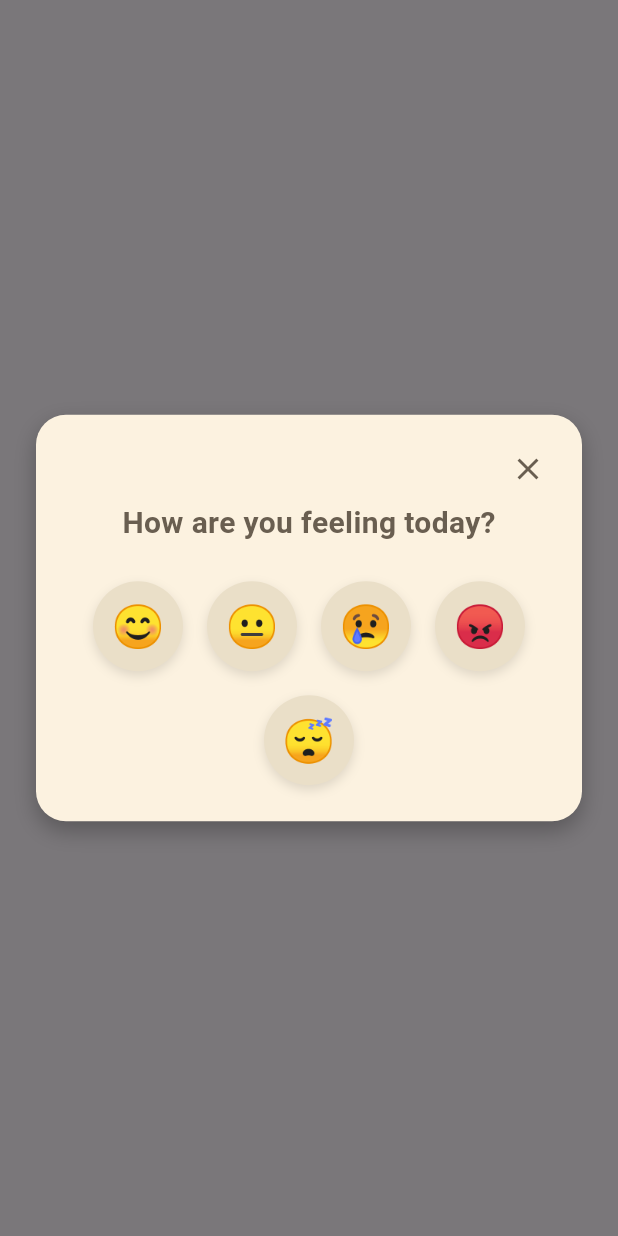
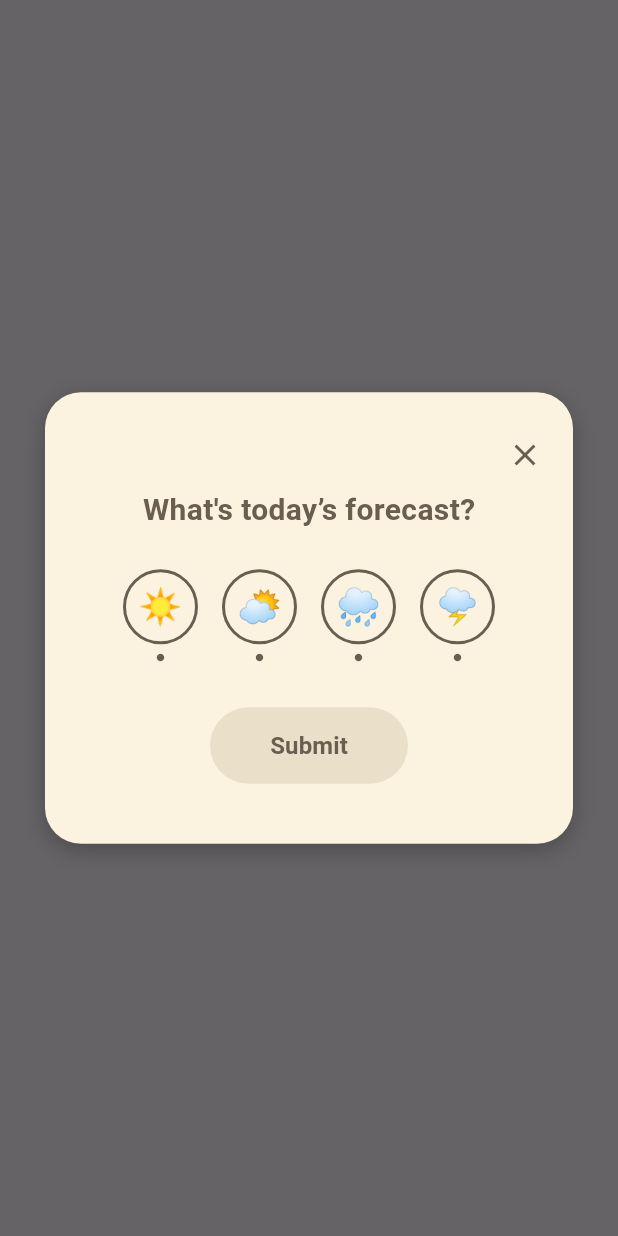
Before and after one commit to alewhi/interactive_journal, a Flutter app: the MoodCheckInPopup widget shown alone on an empty page, opened directly, on a phone screen of 412 x 824 dp. Run offline on Flutter 3.47's test engine with Material 3 defaults, Android fonts, the light colour scheme and no system bars; our stand-ins replace shared_preferences; accounts and stored records are empty.

Commit message:
all window weathers added

```diff
--- a/lib/homepage.dart
+++ b/lib/homepage.dart
@@ -14,7 +14,7 @@ Future<bool> shouldShowCheckIn() async {
   final lastCheckIn = prefs.getString('lastCheckIn');
 
   // for testing!!:
-  return true;
+  //return true;
 
   if (lastCheckIn == today) return false;
 
@@ -133,19 +133,20 @@ class HomePageContent extends StatelessWidget {
     return Column(
       children: [
         const SizedBox(height: 10),
-        const Text(
-          'May 18',
-          style: TextStyle(
+        Text(
+          DateFormat('MMMM d').format(DateTime.now()), // e.g. June 23
+          style: const TextStyle(
             fontSize: 24,
             fontWeight: FontWeight.w500,
             fontFamily: 'sans-serif',
             color: Color(0xFF695E50),
           ),
         ),
+
         const SizedBox(height: 20),
         Padding(
           padding: const EdgeInsets.symmetric(horizontal: 40),
-          child: Image.asset('assets/rainy_window.png', fit: BoxFit.cover),
+          child: Image.asset('assets/overcast_window.png', fit: BoxFit.cover),
         ),
 
         const SizedBox(height: 60), //gap between window and shelf
--- a/lib/mood_popup.dart
+++ b/lib/mood_popup.dart
@@ -14,31 +14,29 @@ class MoodCheckInPopup extends StatelessWidget {
   Widget build(BuildContext context) {
     return Stack(
       children: [
-        //dimmed background
         Opacity(
           opacity: 0.6,
-          child: ModalBarrier(dismissible: false, color: Colors.black87),
+          child: ModalBarrier(dismissible: false, color: Colors.black),
         ),
-        //popup content
         Center(
           child: Container(
-            padding: const EdgeInsets.all(24),
-            margin: const EdgeInsets.symmetric(horizontal: 24),
+            width: double.infinity,
+            margin: const EdgeInsets.symmetric(horizontal: 30),
+            padding: const EdgeInsets.symmetric(vertical: 30, horizontal: 20),
             decoration: BoxDecoration(
               color: const Color(0xFFFCF2E0),
-              borderRadius: BorderRadius.circular(20),
+              borderRadius: BorderRadius.circular(24),
               boxShadow: [
                 BoxShadow(
                   color: Colors.black26,
                   blurRadius: 12,
-                  offset: Offset(0, 6),
+                  offset: Offset(0, 4),
                 ),
               ],
             ),
             child: Column(
               mainAxisSize: MainAxisSize.min,
               children: [
-                //skip button
                 Align(
                   alignment: Alignment.topRight,
                   child: GestureDetector(
@@ -47,48 +45,83 @@ class MoodCheckInPopup extends StatelessWidget {
                   ),
                 ),
                 const SizedBox(height: 10),
-                // Title
                 const Text(
-                  "How are you feeling today?",
+                  "What's today’s forecast?",
                   style: TextStyle(
                     fontSize: 20,
                     fontWeight: FontWeight.bold,
                     color: Color(0xFF695E50),
                   ),
                 ),
-                const SizedBox(height: 24),
-                //mood options
-                Wrap(
-                  spacing: 16,
-                  runSpacing: 16,
-                  alignment: WrapAlignment.center,
+                const SizedBox(height: 25),
+
+                // Mood icon row
+                Row(
+                  mainAxisAlignment: MainAxisAlignment.center,
+                  children:
+                      ['☀️', '⛅', '🌧️', '🌩️'].map((mood) {
+                        return Padding(
+                          padding: const EdgeInsets.symmetric(horizontal: 8),
+                          child: Column(
                             children: [
-                    for (var mood in ['😊', '😐', '😢', '😡', '😴'])
                               GestureDetector(
                                 onTap: () => onMoodSelected(mood),
                                 child: Container(
-                          width: 60,
-                          height: 60,
+                                  width: 50,
+                                  height: 50,
                                   decoration: BoxDecoration(
-                            color: Color(0xFFEADFC8),
                                     shape: BoxShape.circle,
-                            boxShadow: [
-                              BoxShadow(
-                                color: Colors.black12,
-                                blurRadius: 6,
-                                offset: Offset(0, 3),
+                                    border: Border.all(
+                                      color: Color(0xFF695E50),
+                                      width: 2,
                                     ),
-                            ],
                                   ),
                                   alignment: Alignment.center,
                                   child: Text(
                                     mood,
-                            style: const TextStyle(fontSize: 28),
+                                    style: const TextStyle(fontSize: 24),
                                   ),
                                 ),
                               ),
+                              const SizedBox(height: 6),
+                              const Icon(
+                                Icons.circle,
+                                size: 6,
+                                color: Color(0xFF695E50),
+                              ),
                             ],
                           ),
+                        );
+                      }).toList(),
+                ),
+
+                const SizedBox(height: 30),
+
+                // "Submit" button
+                TextButton(
+                  style: TextButton.styleFrom(
+                    backgroundColor: const Color(0xFFEADFC8),
+                    padding: const EdgeInsets.symmetric(
+                      horizontal: 40,
+                      vertical: 14,
+                    ),
+                    shape: RoundedRectangleBorder(
+                      borderRadius: BorderRadius.circular(30),
+                    ),
+                  ),
+                  onPressed: onSkip, // Or submit
+                  child: const Text(
+                    "Submit",
+                    style: TextStyle(
+                      color: Color(0xFF695E50),
+                      fontSize: 16,
+                      fontWeight: FontWeight.bold,
+                    ),
+                  ),
+                ),
+
+                const SizedBox(height: 10),
+                // Optional: torn bottom edge image can go here
               ],
             ),
           ),
--- a/pubspec.yaml
+++ b/pubspec.yaml
@@ -25,8 +25,11 @@ flutter:
     - assets/splash_logo.png
     - assets/sunny_window.png
     - assets/rainy_window.png
+    - assets/night_window.png
+    - assets/rainbow_window.png
     - assets/clouds.png
     - assets/menu_banner.png
+
 
 flutter_native_splash:
   color: "#fbf1e0"
```
Also changed, not shown: assets/night_window.png (added), assets/overcast_window.png (added), assets/rainbow_window.png (added). Lines whose indentation alone changed are shown as unchanged.
